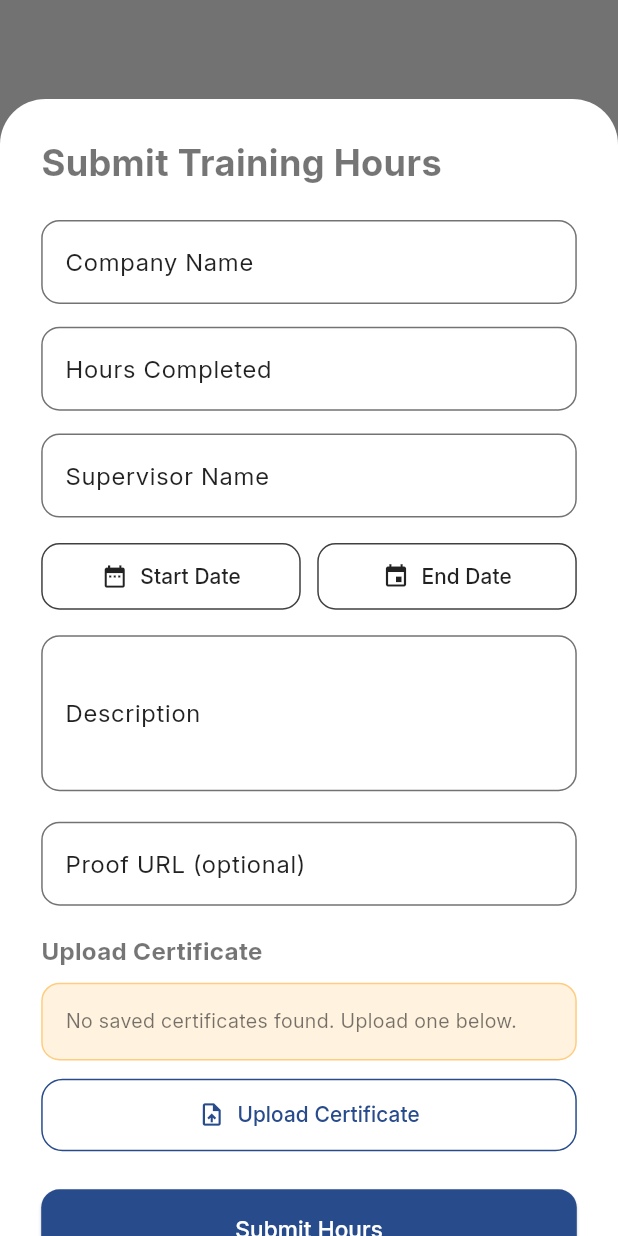
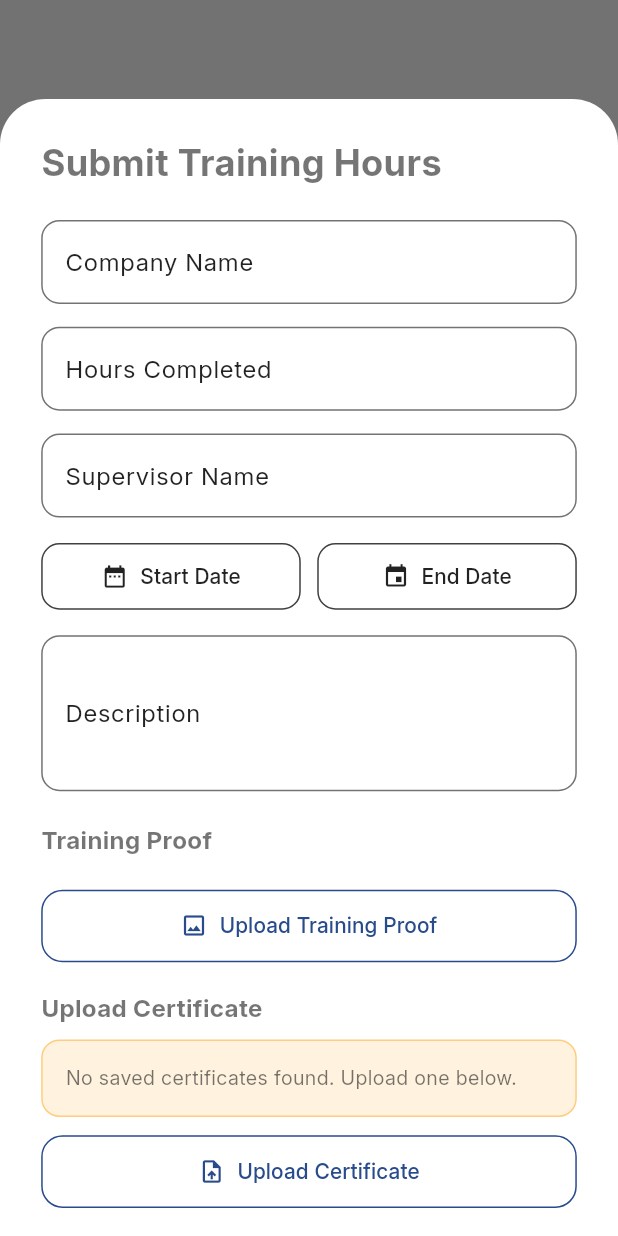
Before and after one commit to Mazen-Senary/AAST-CONNECT, a Flutter app: what show() shows on an empty page, opened directly with empty values, on a phone screen of 412 x 824 dp. Run offline on Flutter 3.47's test engine with Material 3 defaults, Android fonts, the phone set to English and light mode, and no system bars; our stand-ins replace awesome_snackbar_content, file_picker, flutter_dotenv, flutter_screenutil, flutter_slidable, google_generative_ai and 2 more; accounts and stored records are empty.

Commit message:
yarab akhlas

```diff
--- a/lib/widgets/profile_widgets/student_profile_submit_hours_modal.dart
+++ b/lib/widgets/profile_widgets/student_profile_submit_hours_modal.dart
@@ -109,10 +109,11 @@ class StudentProfileSubmitHoursModal {
     final hoursController = TextEditingController();
     final supervisorController = TextEditingController();
     final descriptionController = TextEditingController();
-    final proofUrlController = TextEditingController();
-
     DateTime? startDate;
     DateTime? endDate;
+    String? proofImageUrl;
+    String? proofImageLabel;
+    bool isUploadingProofImage = false;
     String? selectedCertificateUrl;
     String? selectedCertificateLabel;
     bool isLoadingCertificates = false;
@@ -217,6 +218,59 @@ class StudentProfileSubmitHoursModal {
         );
       } finally {
         setModalState(() => isUploadingCertificate = false);
+      }
+    }
+
+    Future<void> uploadProofImage(StateSetter setModalState) async {
+      try {
+        if (resolvedProfileId == null) {
+          throw Exception('No profile found for this account.');
+        }
+
+        final result = await FilePicker.platform.pickFiles(
+          type: FileType.custom,
+          allowedExtensions: ['png', 'jpg', 'jpeg', 'webp'],
+          withData: true,
+        );
+        if (result == null) return;
+
+        final file = result.files.first;
+        final bytes = file.bytes;
+        if (bytes == null) {
+          throw Exception('Unable to read the selected image.');
+        }
+
+        setModalState(() => isUploadingProofImage = true);
+
+        final safeName =
+            file.name.replaceAll(RegExp(r'[^A-Za-z0-9._-]'), '_');
+        final storagePath =
+            'student_$resolvedProfileId/proof_${resolvedProfileId}_${DateTime.now().millisecondsSinceEpoch}_$safeName';
+        final supabase = Supabase.instance.client;
+
+        await supabase.storage.from('documents').uploadBinary(storagePath, bytes);
+        final uploadedUrl =
+            supabase.storage.from('documents').getPublicUrl(storagePath);
+
+        setModalState(() {
+          proofImageUrl = uploadedUrl;
+          proofImageLabel = file.name;
+        });
+      } catch (e) {
+        ScaffoldMessenger.of(context).showSnackBar(
+          SnackBar(
+            behavior: SnackBarBehavior.floating,
+            backgroundColor: Colors.transparent,
+            elevation: 0,
+            content: AwesomeSnackbarContent(
+              title: 'Error',
+              message: 'Could not upload proof image: $e',
+              contentType: ContentType.failure,
+            ),
+          ),
+        );
+      } finally {
+        setModalState(() => isUploadingProofImage = false);
       }
     }
 
@@ -521,36 +575,97 @@ class StudentProfileSubmitHoursModal {
                         ),
                       ),
                       SizedBox(height: 20.h),
-                      TextField(
-                        controller: proofUrlController,
+                      Text(
+                        'Training Proof',
                         style: TextStyle(
-                          color: Theme.of(context).colorScheme.onSurface,
+                          fontSize: 16.sp,
+                          fontWeight: FontWeight.bold,
                         ),
-                        decoration: InputDecoration(
-                          labelText: 'Proof URL (optional)',
-                          hintText: 'https://...',
-                          filled: true,
-                          fillColor:
-                              Theme.of(context).brightness == Brightness.dark
-                                  ? const Color(0xFF232A33)
-                                  : Colors.white,
-                          border: OutlineInputBorder(
-                            borderRadius: BorderRadius.circular(12.r),
+                      ),
+                      SizedBox(height: 10.h),
+                      if (proofImageUrl != null)
+                        Container(
+                          width: double.infinity,
+                          padding: EdgeInsets.symmetric(
+                            horizontal: 18.w,
+                            vertical: 16.h,
                           ),
-                          enabledBorder: OutlineInputBorder(
-                            borderRadius: BorderRadius.circular(12.r),
-                            borderSide: BorderSide(
-                              color: Theme.of(context)
-                                  .colorScheme
-                                  .outlineVariant
-                                  .withValues(alpha: 0.55),
+                          decoration: BoxDecoration(
+                            color:
+                                Theme.of(context).brightness == Brightness.dark
+                                    ? const Color(0xFF1E2B45)
+                                    : const Color(0xFFF3F6FB),
+                            borderRadius: BorderRadius.circular(16.r),
+                            border: Border.all(
+                              color: const Color(0xFF284B8C),
+                              width: 1.5,
                             ),
                           ),
-                          focusedBorder: OutlineInputBorder(
-                            borderRadius: BorderRadius.circular(12.r),
-                            borderSide: BorderSide(
-                              color: Theme.of(context).colorScheme.primary,
-                              width: 1.4,
+                          child: Row(
+                            children: [
+                              const Icon(
+                                Icons.image_outlined,
+                                color: Color(0xFF284B8C),
+                              ),
+                              SizedBox(width: 12.w),
+                              Expanded(
+                                child: Text(
+                                  proofImageLabel ?? 'Proof image selected',
+                                  maxLines: 1,
+                                  overflow: TextOverflow.ellipsis,
+                                  style: TextStyle(
+                                    fontSize: 15.sp,
+                                    fontWeight: FontWeight.w600,
+                                    color: const Color(0xFF284B8C),
+                                  ),
+                                ),
+                              ),
+                              GestureDetector(
+                                onTap: isSubmitting
+                                    ? null
+                                    : () => setModalState(() {
+                                          proofImageUrl = null;
+                                          proofImageLabel = null;
+                                        }),
+                                child: const Icon(
+                                  Icons.close,
+                                  color: Color(0xFF284B8C),
+                                ),
+                              ),
+                            ],
+                          ),
+                        )
+                      ,
+                      SizedBox(height: 12.h),
+                      SizedBox(
+                        width: double.infinity,
+                        child: OutlinedButton.icon(
+                          onPressed: isUploadingProofImage
+                              ? null
+                              : () => uploadProofImage(setModalState),
+                          icon: isUploadingProofImage
+                              ? const SizedBox(
+                                  width: 16,
+                                  height: 16,
+                                  child:
+                                      CircularProgressIndicator(strokeWidth: 2),
+                                )
+                              : const Icon(Icons.image_outlined),
+                          label: Text(
+                            isUploadingProofImage
+                                ? 'Uploading...'
+                                : proofImageUrl == null
+                                    ? 'Upload Training Proof'
+                                    : 'Replace Training Proof',
+                          ),
+                          style: OutlinedButton.styleFrom(
+                            padding: EdgeInsets.symmetric(vertical: 14.h),
+                            side: const BorderSide(
+                              color: Color(0xFF284B8C),
+                            ),
+                            foregroundColor: const Color(0xFF284B8C),
+                            shape: RoundedRectangleBorder(
+                              borderRadius: BorderRadius.circular(14.r),
                             ),
                           ),
                         ),
@@ -762,8 +877,6 @@ class StudentProfileSubmitHoursModal {
                                       supervisorController.text.trim();
                                   final description =
                                       descriptionController.text.trim();
-                                  final proofUrl =
-                                      proofUrlController.text.trim();
                                   final submittedHours =
                                       int.tryParse(hoursController.text.trim()) ??
                                           0;
@@ -850,8 +963,7 @@ class StudentProfileSubmitHoursModal {
                                           .first,
                                       'name': description,
                                       'status': 'PENDING',
-                                      'proof_image_url':
-                                          proofUrl.isEmpty ? null : proofUrl,
+                                      'proof_image_url': proofImageUrl,
                                       'certificate_url':
                                           selectedCertificateUrl,
                                     });
```
Also changed, not shown: lib/fresh_grads/widgets/quick_action_card.dart (+6 -1 lines).
